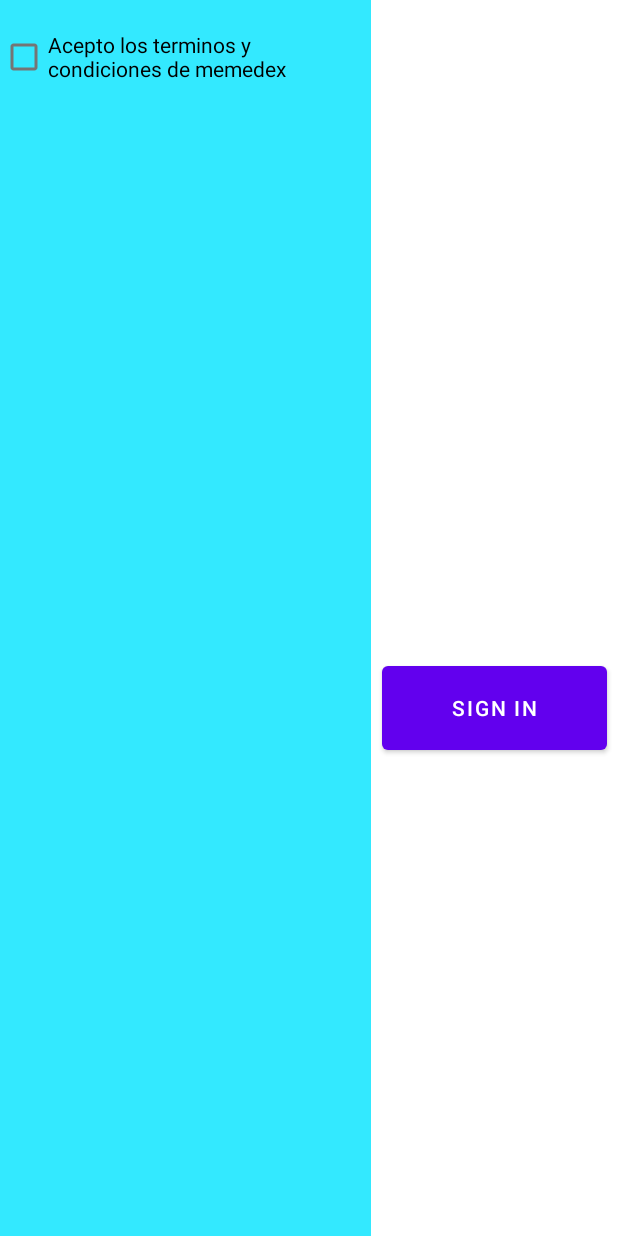
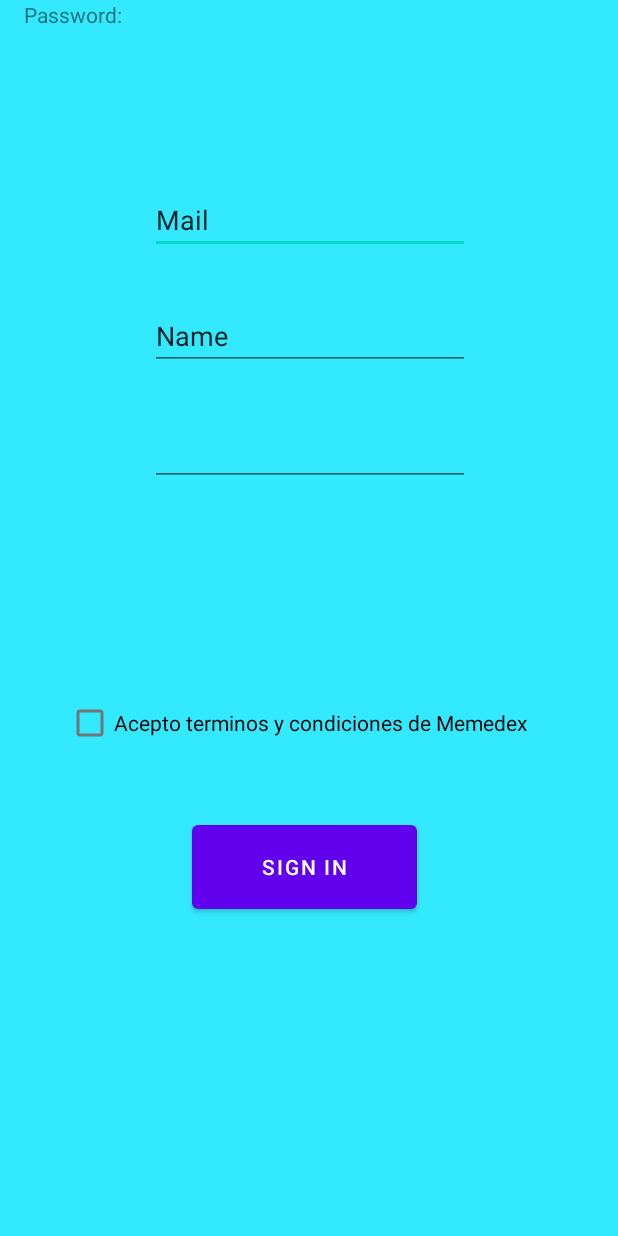
Before and after one commit to gaizkang99/Memedex, an Android app: the layout signin.xml on its own in the app's theme, with its tools: preview values and no code run, on a phone screen of 412 x 824 dp. Run offline under Robolectric (Android 15) with nearby library versions, the phone set to English and light mode, and no system bars.

Commit message:
uri 1-03_2

```diff
--- /dev/null
+++ b/app/src/main/res/layout/login.xml
@@ -0,0 +1,42 @@
+<?xml version="1.0" encoding="utf-8"?>
+<androidx.constraintlayout.widget.ConstraintLayout xmlns:android="http://schemas.android.com/apk/res/android"
+    xmlns:app="http://schemas.android.com/apk/res-auto"
+    xmlns:tools="http://schemas.android.com/tools"
+    android:layout_width="match_parent"
+    android:layout_height="match_parent"
+    android:background="#33E9FF">
+
+    <Button
+        android:id="@+id/logIn"
+        android:layout_width="150dp"
+        android:layout_height="68dp"
+        android:layout_gravity="center"
+        android:layout_marginStart="128dp"
+        android:layout_marginBottom="196dp"
+        android:text="Log in"
+        app:layout_constraintBottom_toBottomOf="parent"
+        app:layout_constraintStart_toStartOf="parent"
+        tools:ignore="MissingConstraints" />
+
+    <EditText
+        android:id="@+id/passwd"
+        android:layout_width="wrap_content"
+        android:layout_height="wrap_content"
+        android:ems="10"
+        android:inputType="textPassword"
+        tools:layout_editor_absoluteX="98dp"
+        tools:layout_editor_absoluteY="321dp"
+        tools:ignore="MissingConstraints" />
+
+    <EditText
+        android:id="@+id/username"
+        android:layout_width="wrap_content"
+        android:layout_height="wrap_content"
+        android:ems="10"
+        android:inputType="textPersonName"
+        android:text="Username"
+        tools:layout_editor_absoluteX="103dp"
+        tools:layout_editor_absoluteY="194dp"
+        tools:ignore="MissingConstraints" />
+
+</androidx.constraintlayout.widget.ConstraintLayout>
--- a/app/src/main/res/layout/signin.xml
+++ b/app/src/main/res/layout/signin.xml
@@ -4,50 +4,74 @@
     xmlns:tools="http://schemas.android.com/tools"
     android:layout_width="match_parent"
     android:layout_height="match_parent"
-    tools:context=".MainActivity">
-    <LinearLayout
-        android:layout_width="fill_parent"
-        android:layout_height="fill_parent"
-        tools:ignore="MissingConstraints">
+    android:background="#33E9FF">
 
-        <FrameLayout
-            android:layout_width="match_parent"
-            android:layout_height="fill_parent"
-            android:layout_weight="2"
-            android:background="#33E9FF">
+    <Button
+        android:id="@+id/signIn"
+        android:layout_width="150dp"
+        android:layout_height="68dp"
+        android:layout_gravity="center"
+        android:layout_marginStart="128dp"
+        android:layout_marginBottom="212dp"
+        android:text="Sign in"
+        app:layout_constraintBottom_toBottomOf="parent"
+        app:layout_constraintStart_toStartOf="parent"
+        tools:ignore="MissingConstraints" />
 
-            <CheckBox
-                android:id="@+id/checkBox"
-                android:layout_width="218dp"
-                android:layout_height="76dp"
-                android:text="Acepto los terminos y condiciones de memedex" />
-        </FrameLayout>
+    <CheckBox
+        android:id="@+id/termsConditions"
+        android:layout_width="340dp"
+        android:layout_height="100dp"
+        android:layout_marginStart="44dp"
+        android:layout_marginBottom="12dp"
+        android:text="Acepto terminos y condiciones de Memedex"
+        app:layout_constraintBottom_toTopOf="@+id/signIn"
+        app:layout_constraintStart_toStartOf="parent" />
 
-        <FrameLayout
-            android:layout_width="match_parent"
-            android:layout_height="fill_parent"
-            android:layout_weight="3"
-            >
+    <EditText
+        android:id="@+id/mailSignin"
+        android:layout_width="wrap_content"
+        android:layout_height="wrap_content"
+        android:layout_marginStart="100dp"
+        android:layout_marginTop="124dp"
+        android:ems="10"
+        android:inputType="textEmailAddress"
+        android:text="Mail"
+        app:layout_constraintStart_toStartOf="parent"
+        app:layout_constraintTop_toTopOf="parent" />
 
-            <FrameLayout
-                android:layout_width="match_parent"
-                android:layout_height="fill_parent"
-                android:useDefaultMargins="true"
-                >
+    <EditText
+        android:id="@+id/passwdSignin"
+        android:layout_width="wrap_content"
+        android:layout_height="wrap_content"
+        android:layout_marginStart="100dp"
+        android:layout_marginTop="32dp"
+        android:ems="10"
+        android:inputType="textWebPassword"
+        app:layout_constraintStart_toStartOf="parent"
+        app:layout_constraintTop_toBottomOf="@+id/niknameSignin" />
 
-                <Button
-                    android:id="@+id/button"
-                    android:layout_width="150dp"
-                    android:layout_height="68dp"
-                    android:layout_gravity="center"
-                    android:layout_marginBottom="-60dp"
-                    android:text="Sign in" />
+    <EditText
+        android:id="@+id/niknameSignin"
+        android:layout_width="wrap_content"
+        android:layout_height="wrap_content"
+        android:layout_marginStart="100dp"
+        android:layout_marginTop="32dp"
+        android:ems="10"
+        android:inputType="textPersonName"
+        android:text="Name"
+        app:layout_constraintStart_toStartOf="parent"
+        app:layout_constraintTop_toBottomOf="@+id/mailSignin" />
 
-            </FrameLayout>
-
-        </FrameLayout>
-
-    </LinearLayout>
-
+    <TextView
+        android:id="@+id/textView2"
+        android:layout_width="wrap_content"
+        android:layout_height="wrap_content"
+        android:text="Password:"
+        app:layout_constraintEnd_toStartOf="@+id/passwdSignin"
+        app:layout_constraintHorizontal_bias="0.47"
+        app:layout_constraintStart_toStartOf="parent"
+        tools:layout_editor_absoluteY="290dp"
+        tools:ignore="MissingConstraints" />
 
 </androidx.constraintlayout.widget.ConstraintLayout>
```
